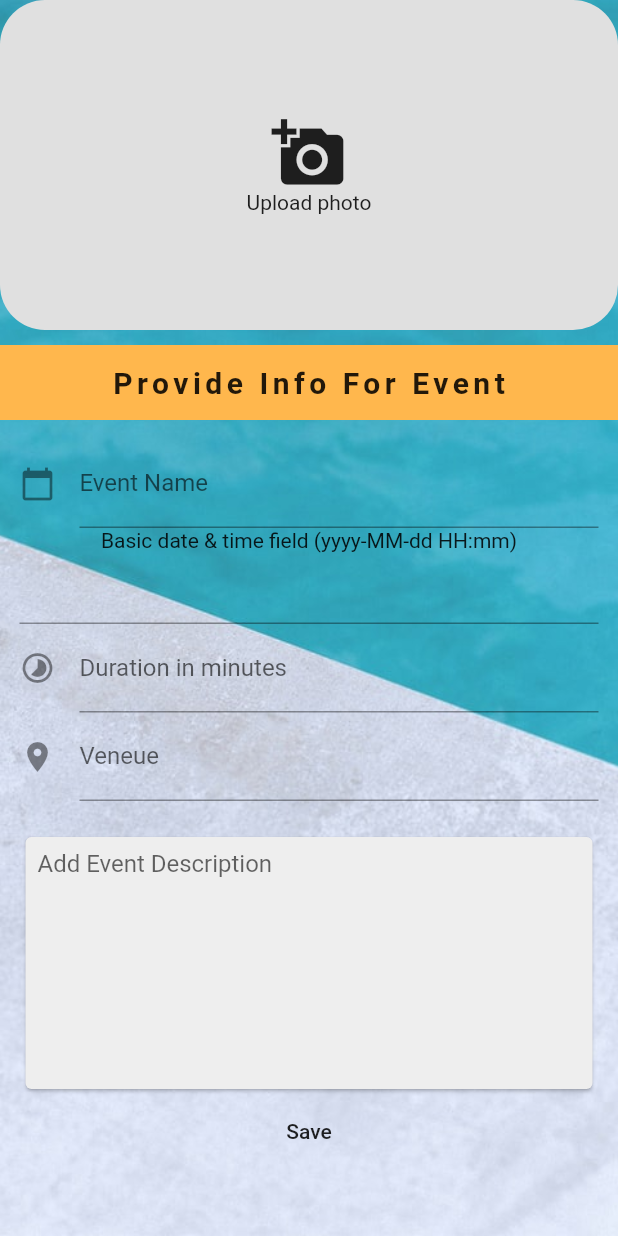
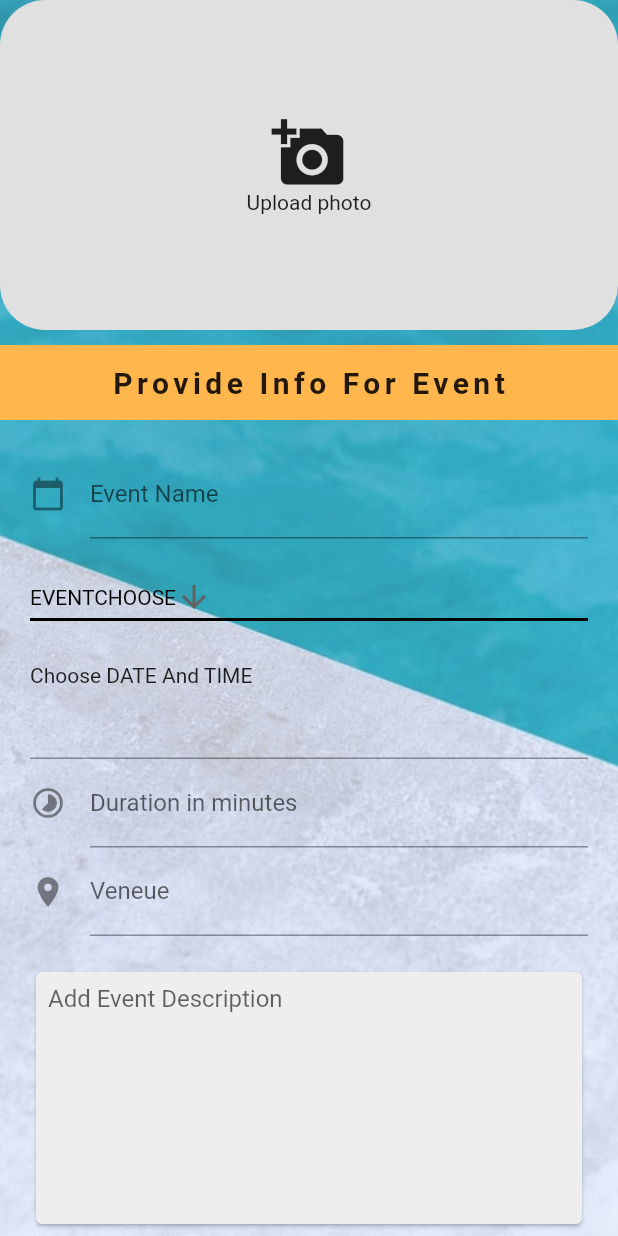
Before and after one commit to harshitk075/Digital_Event_Pass-Application, a Flutter app: the CreateNewEvent screen opened by its route, on a phone screen of 412 x 824 dp. Run offline on Flutter 3.47's test engine with Material 2 defaults, Android fonts, the phone set to English and light mode, and no system bars; drawn by our look-alikes of datetime_picker_formfield; our stand-ins replace animated_text_kit, cloud_firestore, firebase_auth, firebase_storage, fluttertoast, font_awesome_flutter and 4 more; missing offline and left inert: flappy_search_bar, google_map_location_picker, qrcode; accounts and stored records are empty.

Commit message:
added more functionalities

```diff
--- a/lib/date_time_picker.dart
+++ b/lib/date_time_picker.dart
@@ -43,14 +43,16 @@ class BasicTimeField extends StatelessWidget {
 }
 
 class BasicDateTimeField extends StatelessWidget {
-	final format = DateFormat("yyyy-MM-dd HH:mm");
+  final format = DateFormat("yyyy-MM-dd HH:mm");
 	Function onChng;
 	BasicDateTimeField({this.onChng});
 
 	@override
 	Widget build(BuildContext context) {
-		return Column(children: <Widget>[
-			Text('Basic date & time field (${format.pattern})'),
+		return Column(
+			crossAxisAlignment: CrossAxisAlignment.start,
+				children: <Widget>[
+			Text('Choose DATE And TIME'),
 			DateTimeField(
 				format: format,
 				onShowPicker: (context, currentValue) async {
--- a/lib/pages/createnewevent.dart
+++ b/lib/pages/createnewevent.dart
@@ -1,13 +1,12 @@
 import 'dart:io';
+import 'package:cloud_firestore/cloud_firestore.dart';
 import 'package:digitaleventpass/date_time_picker.dart';
 import 'package:digitaleventpass/pages/enums.dart';
 import 'package:flutter/cupertino.dart';
 import 'package:flutter/material.dart';
 import 'package:image_picker/image_picker.dart';
 import 'package:digitaleventpass/post_class.dart';
-
-import 'enums.dart';
-import 'enums.dart';
+import 'package:digitaleventpass/pages/guest_class.dart';
 
 class CreateNewEvent extends StatefulWidget {
   @override
@@ -15,17 +14,16 @@ class CreateNewEvent extends StatefulWidget {
 }
 
 class _CreateNewEventState extends State<CreateNewEvent> {
+
   File _image;
-  Post _event;
-  String _name;
-  String _description;
-  String _venue;
-  String _imageUrl;
-  DateTime _time;
-  double _duration;
-  EventType _eventType = EventType.Theatre;
-
-
+  Post event;
+  String eventname;
+  String description;
+  String venue;
+  String imageUrl;
+  DateTime time;
+  double duration;
+  String eventtype;
 
   Future getImage() async {
     var image = await ImagePicker.pickImage(source: ImageSource.gallery);
@@ -34,15 +32,41 @@ class _CreateNewEventState extends State<CreateNewEvent> {
       _image = image;
     });
   }
-  void takedate(DateTime value){
-      print("takedate working prroperly");
-      _time = value;
-      print(_time);
+
+  void takedate(DateTime value) {
+    time = value;
+    //print(time);
+  }
+
+  String dropdownValue = 'EVENTCHOOSE';
+  final databaseReference = Firestore.instance;
+  void SaveEvent() async {
+    await databaseReference.collection("events")
+          .add({
+      "eventname": eventname,
+      "eventtype": eventtype,
+      "eventduration":duration,
+      "eventvenue": venue,
+      "eventdescription" : description,
+      "eventTimeAndDate" : time.toString(),
+    });
+
+  //this is used when we have a documnet ID
+//    databaseReference.collection("events")
+//        .document("EventID-3e0000000")
+//        .setData({
+//      "eventname": eventname,
+//      "eventtype": eventtype,
+//      "eventduration":duration,
+//      "eventvenue": venue,
+//      "eventdescription" : description,
+//      "eventTimeAndDate" : time,
+//    });
   }
 
   @override
   Widget build(BuildContext context) {
-    return Container(
+    return (Guest.is_profileset == 1) ? Container(
       decoration: BoxDecoration(
         image: DecorationImage(
           image: AssetImage("assets/backsm2.jpg"),
@@ -74,7 +98,7 @@ class _CreateNewEventState extends State<CreateNewEvent> {
                       ),
                       Text("Upload photo"),
                     ],
-                ): Image.file(_image),
+                  ) : Image.file(_image),
                 )
             ),
             SizedBox(height: 10.0),
@@ -100,7 +124,7 @@ class _CreateNewEventState extends State<CreateNewEvent> {
             Form(
               autovalidate: true,
               child: Padding(
-                 padding: const EdgeInsets.all(13.0),
+                padding: const EdgeInsets.all(20.0),
                 child: Column(
                   children: <Widget>[
                     TextFormField(
@@ -109,44 +133,54 @@ class _CreateNewEventState extends State<CreateNewEvent> {
                         hintText: 'Enter Event Name',
                         labelText: 'Event Name',
                       ),
-                         onChanged: (value){
+                      onChanged: (value) {
                         setState(() {
-                             _name = value;
+                          eventname = value;
                         });
                       },
                     ),
-//                          DropdownButton<EventType>(
-//                            value: _eventType,
-//                            items: EventType.values.map((EventType value){
-//                              return DropdownMenuItem<EventType>(
-//                               value: value,
-//                               child: Text(value.name));
-//                              }).toList(),
-//                            onChanged: (EventType value) {
-//                              setState(() {
-//                                _eventType = value;
-//                              });
-//                            },
-//                          ),
-//                       TextFormField(
-//                         decoration: const InputDecoration(
-//                           icon: const Icon(Icons.local_activity),
-//                           hintText: 'Enter type of event to organize',
-//                           labelText: 'Event Type',
-//                         ),
-//                         onChanged: (value){
-//                           setState(() {
-//                             _description = value;
-//                           });
-//                         },
-//                       ),
-//                       TextFormField(
-//                         decoration: const InputDecoration(
-//                           icon: const Icon(Icons.date_range),
-//                           hintText: 'Enter Event Date',
-//                           labelText: 'Event Date',
-//                         ),
-//                       ),
+                    SizedBox(height: 15.0,),
+                    Row(
+                      children: <Widget>[
+                        Expanded(
+                          child: DropdownButton<String>(
+                            value: dropdownValue,
+                            icon: Icon(Icons.arrow_downward),
+                            iconSize: 24,
+                            elevation: 16,
+                            style: TextStyle(
+                                color: Colors.black
+                            ),
+                            underline: Container(
+                              height: 2,
+                              color: Colors.black,
+                            ),
+                            onChanged: (String newValue) {
+                              setState(() {
+                                dropdownValue = newValue;
+                                eventtype = newValue;
+                              });
+                            },
+                            items: <String>[
+                              'EVENTCHOOSE',
+                              'Concert',
+                              'Comedy',
+                              ' Sports',
+                              'Circus',
+                              'Theatre',
+                              'Dance'
+                            ]
+                                .map<DropdownMenuItem<String>>((String value) {
+                              return DropdownMenuItem<String>(
+                                value: value,
+                                child: Text(value),
+                              );
+                            }).toList(),
+                          ),
+                        ),
+                      ],
+                    ),
+                    SizedBox(height: 20.0,),
                     BasicDateTimeField(
                       onChng: takedate,
                     ),
@@ -157,9 +191,9 @@ class _CreateNewEventState extends State<CreateNewEvent> {
                         labelText: 'Duration in minutes',
                       ),
                       keyboardType: TextInputType.number,
-                           onChanged: (value){
+                      onChanged: (value) {
                         setState(() {
-                               _duration = double.parse(value);
+                          duration = double.parse(value);
                         });
                       },
                     ),
@@ -169,9 +203,9 @@ class _CreateNewEventState extends State<CreateNewEvent> {
                         hintText: 'Enter venue',
                         labelText: 'Veneue',
                       ),
-                         onChanged: (value){
+                      onChanged: (value) {
                         setState(() {
-                             _venue = value;
+                          venue = value;
                         });
                       },
                     ),
@@ -182,22 +216,23 @@ class _CreateNewEventState extends State<CreateNewEvent> {
                           padding: EdgeInsets.all(8.0),
                           child: TextField(
                             maxLines: 8,
-                               decoration: InputDecoration.collapsed(hintText: "Add Event Description"),
-                               onChanged: (value){
+                            decoration: InputDecoration.collapsed(
+                                hintText: "Add Event Description"),
+                            onChanged: (value) {
                               setState(() {
-                                   _description = value;
+                                description = value;
                               });
                             },
                           ),
                         )
                     ),
-                       FlatButton(child: Text("Save"),
-                         onPressed:()  {
-                            setState(() {
-                              saveEvent();
-                            });
+                    FlatButton(
+                      color: Colors.blue,
+                      child: Text("SAVE EVENT"),
+                      onPressed: () async {
+                          await SaveEvent();
+                          Navigator.pop(context);
                       },
-
                     )
                   ],
                 ),
@@ -206,10 +241,25 @@ class _CreateNewEventState extends State<CreateNewEvent> {
           ],
         ),
       ),
+    ) : Scaffold(
+      body: Center(
+        child: Column(
+          mainAxisAlignment: MainAxisAlignment.center,
+          children: <Widget>[
+            Text("YOU NEED TO SET YOUR PROFILE FIRST"),
+            SizedBox(height: 20.0,),
+            RaisedButton.icon(
+              onPressed: () {
+                Navigator.pushNamed(context, "/createorgprofile");
+              },
+              icon: Icon(
+                Icons.person,
+              ),
+              label: Text("SET PROFILE"),
+            )
+          ],
+        ),
+      ),
     );
   }
-
-  void saveEvent() {
-
 }
-}
--- a/lib/pages/display_event.dart
+++ b/lib/pages/display_event.dart
@@ -1,6 +1,7 @@
 import 'package:flutter/material.dart';
 
 class EventDisplay extends StatefulWidget {
+
   @override
   _EventDisplayState createState() => _EventDisplayState();
 }
@@ -23,6 +24,7 @@ class _EventDisplayState extends State<EventDisplay> {
 
   @override
   Widget build(BuildContext context) {
+
     return  Scaffold(
         body: ListView(
           children: <Widget>[
@@ -44,7 +46,7 @@ class _EventDisplayState extends State<EventDisplay> {
               ),
             ),
             SizedBox(height: 20.0),
-            Center(child: Text("##HERE COME THE EVENT NAME",style: TextStyle(letterSpacing: 3.0,fontSize: 15.0),)),
+            Center(child: Text("ASMITA",style: TextStyle(letterSpacing: 3.0,fontSize: 15.0),)),
             SizedBox(height: 20.0),
             Column(
               children: <Widget>[
--- a/lib/pages/guest_class.dart
+++ b/lib/pages/guest_class.dart
@@ -1,5 +1,6 @@
 
 class Guest{
+	static int is_profileset=1;
 	String _guestID;
 	String _name;
 	String _email;
@@ -9,6 +10,8 @@ class Guest{
 
 	Guest(this._guestID, this._name, this._email, this._gender,
 			this._contactNumber, this._imageUrl);
+
+	int get flag => is_profileset;
 
 	String get guestID => _guestID;
 
--- a/lib/post_class.dart
+++ b/lib/post_class.dart
@@ -1,70 +1,66 @@
 class Post {
 	String _eventID;
-	String _title;
-	double _lattitude;
-	double _longitude;
-
-	Post(this._title, this._lattitude, this._longitude,
-			this._eventTime, this._duration, this._eventDescription, this._imageUrl);
-
-	DateTime _eventTime;
+	String _eventname;
+	DateTime _eventdateandtime;
 	double _duration;
 	String _eventDescription;
-	String _imageUrl;
+	//String _imageUrl;
 
-	String get eventID => _eventID;
-
-	set eventID(String value) {
-		_eventID = value;
-	}
-
-	String get title => _title;
-
-	String get imageUrl => _imageUrl;
-
-	set imageUrl(String value) {
-		_imageUrl = value;
-	}
-
-	String get eventDescription => _eventDescription;
-
-	set eventDescription(String value) {
-		_eventDescription = value;
-	}
-
-	double get duration => _duration;
-
-	set duration(double value) {
-		_duration = value;
-	}
-
-	DateTime get eventTime => _eventTime;
-
-	set eventTime(DateTime value) {
-		_eventTime = value;
-	}
-
-	double get longitude => _longitude;
-
-	set longitude(double value) {
-		_longitude = value;
-	}
-
-	double get lattitude => _lattitude;
-
-	set lattitude(double value) {
-		_lattitude = value;
-	}
-
-	set title(String value) {
-		_title = value;
-	}
-
+//	Post(this._eventID, this._eventname, this._eventTi, this._duration, this._eventDescription, this._imageUrl);
+//
+//	String get eventID => _eventID;
+//
+//	set eventID(String value) {
+//		_eventID = value;
+//	}
+//
+//	String get title => _title;
+//
+//	String get imageUrl => _imageUrl;
+//
+//	set imageUrl(String value) {
+//		_imageUrl = value;
+//	}
+//
+//	String get eventDescription => _eventDescription;
+//
+//	set eventDescription(String value) {
+//		_eventDescription = value;
+//	}
+//
+//	double get duration => _duration;
+//
+//	set duration(double value) {
+//		_duration = value;
+//	}
+//
+//	DateTime get eventTime => _eventTime;
+//
+//	set eventTime(DateTime value) {
+//		_eventTime = value;
+//	}
+//
+//	double get longitude => _longitude;
+//
+//	set longitude(double value) {
+//		_longitude = value;
+//	}
+//
+//	double get lattitude => _lattitude;
+//
+//	set lattitude(double value) {
+//		_lattitude = value;
+//	}
+//
+//	set title(String value) {
+//		_title = value;
+//	}
+//
+//}
+//
+//class Organiser{
+//	String organiserID;
+//	String contactNumber;
+//	String email;
+//
 }
-
-class Organiser{
-	String organiserID;
-	String contactNumber;
-	String email;
-
-}
```
Also changed, not shown: lib/Services/dispalyfunctions.dart (added, +17 -0 lines), lib/main.dart (+6 -5 lines), lib/pages/enums.dart (+0 -20 lines), lib/pages/eventcard.dart (+18 -14 lines), lib/pages/makeinviteelist.dart (added, +24 -0 lines), lib/pages/manageevent.dart (+9 -11 lines), lib/pages/searchbar.dart (+75 -75 lines), lib/pages/user/userpage.dart (+9 -10 lines). Lines whose indentation alone changed are shown as unchanged.
